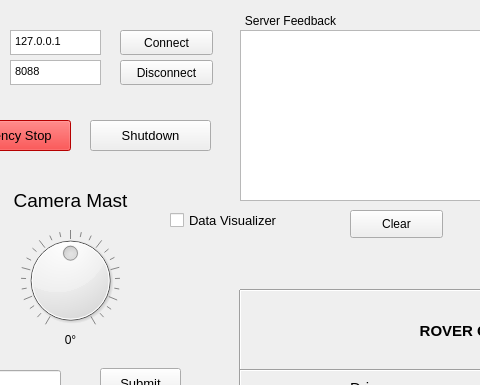
This is RoverControlGUI/mainwindow.ui in cal-roboops/F2017_Decal as Qt 5 draws it before an edit; both pictures show x 90 to 570 and y 0 to 385 of the 863 by 599 pixel window. The edited form follows.
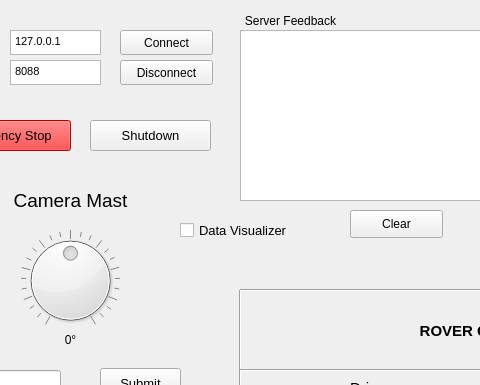
This is the edited form.

The edit to the form file:
```diff
--- a/RoverControlGUI/mainwindow.ui
+++ b/RoverControlGUI/mainwindow.ui
@@ -768,8 +768,8 @@
    <widget class="QCheckBox" name="dataVisualCheckBox">
     <property name="geometry">
      <rect>
-      <x>260</x>
-      <y>210</y>
+      <x>270</x>
+      <y>220</y>
       <width>131</width>
       <height>20</height>
      </rect>
```
Left out of the diff: 16 changed lines with no effect on the pictures.
